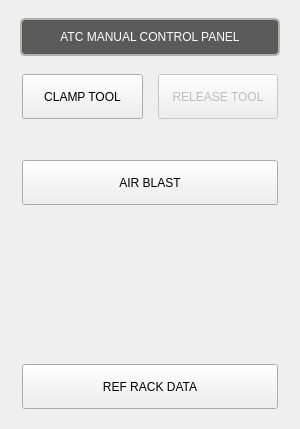
First picture: the form in user_atc_buttons/template_user_rack_atc_buttons/template_user_rack_atc_buttons.ui, repository shallerbach/endchen_rack_atc, before the edit.
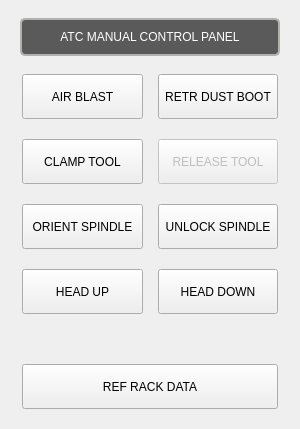
Second picture: the form after the edit. Custom widgets are drawn as their Qt base class.

```diff
--- a/user_atc_buttons/template_user_rack_atc_buttons/template_user_rack_atc_buttons.ui
+++ b/user_atc_buttons/template_user_rack_atc_buttons/template_user_rack_atc_buttons.ui
@@ -123,7 +123,116 @@
        </widget>
       </item>
       <item>
-       <layout class="QHBoxLayout" name="horizontalLayout_117" stretch="0,0">
+       <layout class="QHBoxLayout" name="user_buttons_row1_layout" stretch="0,0">
+        <property name="spacing">
+         <number>15</number>
+        </property>
+        <property name="leftMargin">
+         <number>2</number>
+        </property>
+        <property name="topMargin">
+         <number>2</number>
+        </property>
+        <property name="rightMargin">
+         <number>2</number>
+        </property>
+        <property name="bottomMargin">
+         <number>2</number>
+        </property>
+        <item>
+         <widget class="MDIButton" name="air_blast_button">
+          <property name="sizePolicy">
+           <sizepolicy hsizetype="Preferred" vsizetype="Fixed">
+            <horstretch>1</horstretch>
+            <verstretch>0</verstretch>
+           </sizepolicy>
+          </property>
+          <property name="minimumSize">
+           <size>
+            <width>120</width>
+            <height>45</height>
+           </size>
+          </property>
+          <property name="maximumSize">
+           <size>
+            <width>16777215</width>
+            <height>45</height>
+           </size>
+          </property>
+          <property name="focusPolicy">
+           <enum>Qt::FocusPolicy::NoFocus</enum>
+          </property>
+          <property name="toolTip">
+           <string>M13 User Defined Macro Call from Subroutine Folder</string>
+          </property>
+          <property name="styleSheet">
+           <string notr="true">MDIButton {
+    font: 15pt &quot;Probe Basic Bebas Mono&quot;;
+}</string>
+          </property>
+          <property name="text">
+           <string>AIR BLAST</string>
+          </property>
+          <property name="iconSize">
+           <size>
+            <width>20</width>
+            <height>20</height>
+           </size>
+          </property>
+          <property name="MDICommand" stdset="0">
+           <string>M13</string>
+          </property>
+         </widget>
+        </item>
+        <item>
+         <widget class="MDIButton" name="retract_dustboot_button">
+          <property name="sizePolicy">
+           <sizepolicy hsizetype="Preferred" vsizetype="Fixed">
+            <horstretch>1</horstretch>
+            <verstretch>0</verstretch>
+           </sizepolicy>
+          </property>
+          <property name="minimumSize">
+           <size>
+            <width>120</width>
+            <height>45</height>
+           </size>
+          </property>
+          <property name="maximumSize">
+           <size>
+            <width>16777215</width>
+            <height>45</height>
+           </size>
+          </property>
+          <property name="focusPolicy">
+           <enum>Qt::FocusPolicy::NoFocus</enum>
+          </property>
+          <property name="toolTip">
+           <string>M13 User Defined Macro Call from Subroutine Folder</string>
+          </property>
+          <property name="styleSheet">
+           <string notr="true">MDIButton {
+    font: 15pt &quot;Probe Basic Bebas Mono&quot;;
+}</string>
+          </property>
+          <property name="text">
+           <string>RETR DUST BOOT</string>
+          </property>
+          <property name="iconSize">
+           <size>
+            <width>20</width>
+            <height>20</height>
+           </size>
+          </property>
+          <property name="MDICommand" stdset="0">
+           <string>M13</string>
+          </property>
+         </widget>
+        </item>
+       </layout>
+      </item>
+      <item>
+       <layout class="QHBoxLayout" name="user_buttons_row2_layout" stretch="0,0">
         <property name="spacing">
          <number>15</number>
         </property>
@@ -260,28 +369,15 @@
        </layout>
       </item>
       <item>
-       <widget class="QWidget" name="widget_10" native="true">
-        <widget class="QWidget" name="layoutWidget">
-         <property name="geometry">
-          <rect>
-           <x>0</x>
-           <y>0</y>
-           <width>260</width>
-           <height>94</height>
-          </rect>
-         </property>
-         <layout class="QHBoxLayout" name="horizontalLayout_119" stretch="0">
+       <layout class="QHBoxLayout" name="user_buttons_row3_layout" stretch="0,0">
           <property name="spacing">
            <number>15</number>
           </property>
-          <property name="sizeConstraint">
-           <enum>QLayout::SetDefaultConstraint</enum>
-          </property>
           <property name="leftMargin">
            <number>2</number>
           </property>
           <property name="topMargin">
-           <number>0</number>
+         <number>2</number>
           </property>
           <property name="rightMargin">
            <number>2</number>
@@ -290,7 +386,7 @@
            <number>2</number>
           </property>
           <item>
-           <widget class="MDIButton" name="reference_carousel_3">
+         <widget class="SubCallButton" name="spindle_orientation_button">
             <property name="sizePolicy">
              <sizepolicy hsizetype="Preferred" vsizetype="Fixed">
               <horstretch>1</horstretch>
@@ -309,25 +405,78 @@
               <height>45</height>
              </size>
             </property>
-            <property name="baseSize">
+          <property name="styleSheet">
+           <string notr="true">SubCallButton {
+    color: white;
+    border-color: black;
+    border-style: solid;
+    border-radius: 5px;
+    border-width: 2px;
+    background: qlineargradient(spread:pad, x1:0, y1:1, x2:0, y2:0, stop:0 rgba(213, 218, 216, 255), stop:0.169312 rgba(82, 82, 83, 255), stop:0.328042 rgba(72, 70, 73, 255), stop:0.492063 rgba(78, 77, 79, 255), stop:0.703704 rgba(72, 70, 73, 255), stop:0.86 rgba(82, 82, 83, 255), stop:1 rgba(213, 218, 216, 255));
+    font-family: &quot;Probe Basic Bebas Mono&quot;;
+    font-size: 15pt;
+}
+
+SubCallButton:disabled {
+    border-color: gray;
+}
+
+SubCallButton:hover {
+    background:  qlineargradient(x1: 0, y1: 0, x2: 0, y2: 1, stop: 0 #A19E9E, stop: 1.0 #5C5959);
+}
+
+SubCallButton:pressed {
+    background:  qlineargradient(spread:pad, x1:0, y1:0, x2:0, y2:1, stop:0 rgba(85, 85, 238, 255), stop:0.544974 rgba(90, 91, 239, 255), stop:1 rgba(126, 135, 243, 255));
+}
+</string>
+          </property>
+          <property name="text">
+           <string>ORIENT SPINDLE</string>
+          </property>
+          <property name="checkable">
+           <bool>true</bool>
+          </property>
+          <property name="filename" stdset="0">
+           <string>orientspindle.ngc</string>
+          </property>
+         </widget>
+        </item>
+        <item>
+         <widget class="MDIButton" name="unlock_spindle_button">
+          <property name="sizePolicy">
+           <sizepolicy hsizetype="Preferred" vsizetype="Fixed">
+            <horstretch>1</horstretch>
+            <verstretch>0</verstretch>
+           </sizepolicy>
+          </property>
+          <property name="minimumSize">
              <size>
-              <width>0</width>
-              <height>0</height>
+            <width>120</width>
+            <height>45</height>
+           </size>
+          </property>
+          <property name="maximumSize">
+           <size>
+            <width>16777215</width>
+            <height>45</height>
              </size>
             </property>
             <property name="focusPolicy">
              <enum>Qt::NoFocus</enum>
             </property>
             <property name="toolTip">
-             <string>M13 User Defined Macro Call from Subroutine Folder</string>
+           <string>M112 User Defined Macro Call from Subroutine Folder</string>
+          </property>
+          <property name="layoutDirection">
+           <enum>Qt::LayoutDirection::RightToLeft</enum>
             </property>
             <property name="styleSheet">
              <string notr="true">MDIButton {
-    font: 15pt &quot;Bebas Kai&quot;;
+    font: 15pt &quot;Probe Basic Bebas Mono&quot;;
 }</string>
             </property>
             <property name="text">
-             <string>AIR BLAST</string>
+           <string>UNLOCK SPINDLE</string>
             </property>
             <property name="iconSize">
              <size>
@@ -341,11 +490,137 @@
            </widget>
           </item>
          </layout>
-        </widget>
-       </widget>
-      </item>
+      </item>
+      <item>
+       <layout class="QHBoxLayout" name="user_buttons_row4_layout" stretch="0,0">
+        <property name="spacing">
+         <number>15</number>
+        </property>
+        <property name="leftMargin">
+         <number>2</number>
+        </property>
+        <property name="topMargin">
+         <number>2</number>
+        </property>
+        <property name="rightMargin">
+         <number>2</number>
+        </property>
+        <property name="bottomMargin">
+         <number>2</number>
+        </property>
+        <item>
+         <widget class="SubCallButton" name="move_head_up_button">
+          <property name="sizePolicy">
+           <sizepolicy hsizetype="Preferred" vsizetype="Fixed">
+            <horstretch>1</horstretch>
+            <verstretch>0</verstretch>
+           </sizepolicy>
+          </property>
+          <property name="minimumSize">
+           <size>
+            <width>120</width>
+            <height>45</height>
+           </size>
+          </property>
+          <property name="maximumSize">
+           <size>
+            <width>16777215</width>
+            <height>45</height>
+           </size>
+          </property>
+          <property name="styleSheet">
+           <string notr="true">SubCallButton {
+    color: white;
+    border-color: black;
+    border-style: solid;
+    border-radius: 5px;
+    border-width: 2px;
+    background: qlineargradient(spread:pad, x1:0, y1:1, x2:0, y2:0, stop:0 rgba(213, 218, 216, 255), stop:0.169312 rgba(82, 82, 83, 255), stop:0.328042 rgba(72, 70, 73, 255), stop:0.492063 rgba(78, 77, 79, 255), stop:0.703704 rgba(72, 70, 73, 255), stop:0.86 rgba(82, 82, 83, 255), stop:1 rgba(213, 218, 216, 255));
+    font-family: &quot;Probe Basic Bebas Mono&quot;;
+    font-size: 15pt;
+}
+
+SubCallButton:disabled {
+    border-color: gray;
+}
+
+SubCallButton:hover {
+    background:  qlineargradient(x1: 0, y1: 0, x2: 0, y2: 1, stop: 0 #A19E9E, stop: 1.0 #5C5959);
+}
+
+SubCallButton:pressed {
+    background:  qlineargradient(spread:pad, x1:0, y1:0, x2:0, y2:1, stop:0 rgba(85, 85, 238, 255), stop:0.544974 rgba(90, 91, 239, 255), stop:1 rgba(126, 135, 243, 255));
+}
+</string>
+          </property>
+          <property name="text">
+           <string>HEAD UP</string>
+          </property>
+          <property name="filename" stdset="0">
+           <string>move_head_above_carousel.ngc</string>
+          </property>
+         </widget>
+        </item>
+        <item>
+         <widget class="SubCallButton" name="move_head_down_button">
+          <property name="sizePolicy">
+           <sizepolicy hsizetype="Preferred" vsizetype="Fixed">
+            <horstretch>1</horstretch>
+            <verstretch>0</verstretch>
+           </sizepolicy>
+          </property>
+          <property name="minimumSize">
+           <size>
+            <width>120</width>
+            <height>45</height>
+           </size>
+          </property>
+          <property name="maximumSize">
+           <size>
+            <width>16777215</width>
+            <height>45</height>
+           </size>
+          </property>
+          <property name="styleSheet">
+           <string notr="true">SubCallButton {
+    color: white;
+    border-color: black;
+    border-style: solid;
+    border-radius: 5px;
+    border-width: 2px;
+    background: qlineargradient(spread:pad, x1:0, y1:1, x2:0, y2:0, stop:0 rgba(213, 218, 216, 255), stop:0.169312 rgba(82, 82, 83, 255), stop:0.328042 rgba(72, 70, 73, 255), stop:0.492063 rgba(78, 77, 79, 255), stop:0.703704 rgba(72, 70, 73, 255), stop:0.86 rgba(82, 82, 83, 255), stop:1 rgba(213, 218, 216, 255));
+    font-family: &quot;Probe Basic Bebas Mono&quot;;
+    font-size: 15pt;
+}
+
+SubCallButton:disabled {
+    border-color: gray;
+}
+
+SubCallButton:hover {
+    background:  qlineargradient(x1: 0, y1: 0, x2: 0, y2: 1, stop: 0 #A19E9E, stop: 1.0 #5C5959);
+}
+
+SubCallButton:pressed {
+    background:  qlineargradient(spread:pad, x1:0, y1:0, x2:0, y2:1, stop:0 rgba(85, 85, 238, 255), stop:0.544974 rgba(90, 91, 239, 255), stop:1 rgba(126, 135, 243, 255));
+}
+</string>
+          </property>
+          <property name="text">
+           <string>HEAD DOWN</string>
+          </property>
+          <property name="filename" stdset="0">
+           <string>move_tool_to_carousel_height.ngc</string>
+          </property>
+         </widget>
+        </item>
+       </layout>
+      </item>
       <item>
-       <layout class="QHBoxLayout" name="horizontalLayout_159">
+       <widget class="QWidget" name="widget_10" native="true"/>
+      </item>
+      <item>
+       <layout class="QHBoxLayout" name="user_buttons_row5_layout">
         <property name="spacing">
          <number>15</number>
         </property>
```
Left out of the diff: 32 changed lines with no effect on the pictures. Lines whose indentation alone changed are shown as unchanged.
